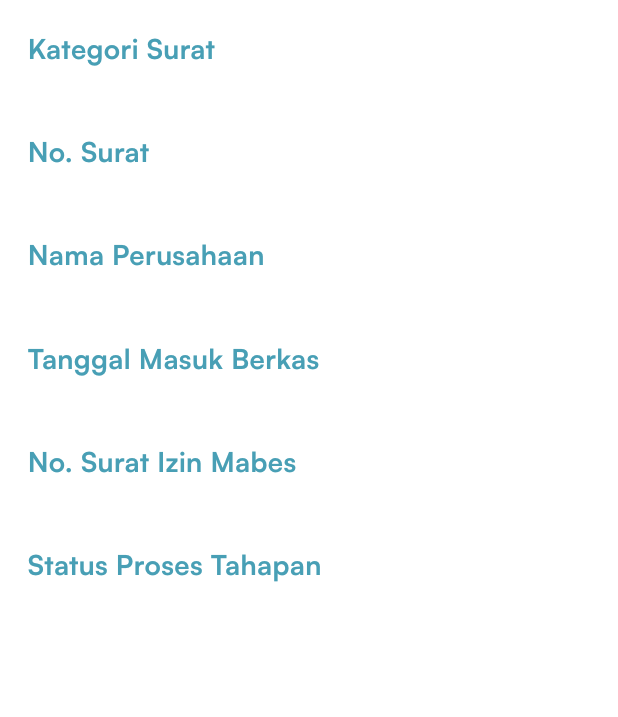
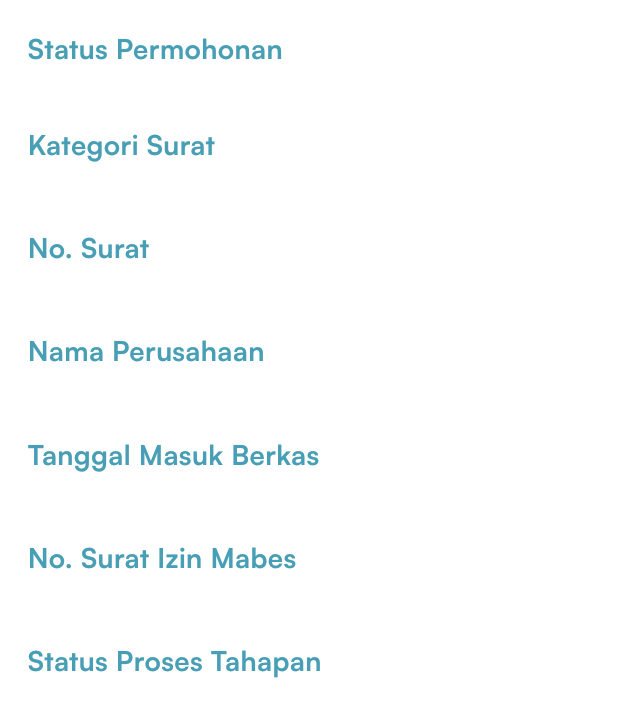
Before and after one commit to GGngodong/tracking-apps, a Flutter app: the CardDetailSurat widget shown alone on an empty page, opened directly with empty values, on a phone screen of 412 x 824 dp. Shown: the top 717 px of the screen. Run offline on Flutter 3.47's test engine with Material 3 defaults, Android fonts, the phone set to English and light mode, and no system bars; our stand-ins replace bloc, cloud_functions, connectivity_plus, dropdown_button2, easy_localization, equatable and 12 more; missing offline and left inert: flutter_downloader, syncfusion_flutter_pdfviewer; accounts and stored records are empty; network calls fail.

Commit message:
remove unused type status and font style for type status

```diff
--- a/lib/presentation/component/card_detail.dart
+++ b/lib/presentation/component/card_detail.dart
@@ -13,6 +13,7 @@ class CardDetailSurat extends StatefulWidget {
   final String namaDokumen;
   final String noSuratIzinMabes;
   final String processStatus;
+  final String uploadStatus;
   final String id;
 
   const CardDetailSurat(
@@ -24,7 +25,7 @@ class CardDetailSurat extends StatefulWidget {
       required this.namaDokumen,
       required this.noSuratIzinMabes,
       required this.id,
-      required this.processStatus});
+      required this.processStatus, required this.uploadStatus});
 
   @override
   State<CardDetailSurat> createState() => _CardDetailSuratState();
@@ -34,89 +35,6 @@ class _CardDetailSuratState extends State<CardDetailSurat> {
 
   @override
   Widget build(BuildContext context) {
-    final String typeStatus;
-    final TextStyle fontStatusStyle;
-    if (widget.processStatus == 'Draft Created') {
-      fontStatusStyle = TextStyle(
-        color: Color(0xFFD3D3D3),
-        fontWeight: FontWeight.w600,
-        fontSize: 12.sp,
-        fontFamily: 'Satoshi',
-      );
-      typeStatus = 'On Draft Created';
-    } else if (widget.processStatus == 'Archiving') {
-      fontStatusStyle = TextStyle(
-        color: Color(0xFFA9A9A9),
-        fontWeight: FontWeight.w600,
-        fontSize: 12.sp,
-        fontFamily: 'Satoshi',
-      );
-      typeStatus = 'On Archiving';
-    } else if (widget.processStatus == 'Submission') {
-      fontStatusStyle = TextStyle(
-        color: Color(0xFF007BFF),
-        fontWeight: FontWeight.w600,
-        fontSize: 12.sp,
-        fontFamily: 'Satoshi',
-      );
-      typeStatus = 'On Submission';
-    } else if (widget.processStatus == 'Verification') {
-      fontStatusStyle = TextStyle(
-        color: Color(0xFFFFFF00),
-        fontWeight: FontWeight.w600,
-        fontSize: 12.sp,
-        fontFamily: 'Satoshi',
-      );
-      typeStatus = 'On Verification';
-    } else if (widget.processStatus == 'Initial Approval') {
-      fontStatusStyle = TextStyle(
-        color: Color(0xFF90EE90),
-        fontWeight: FontWeight.w600,
-        fontSize: 12.sp,
-        fontFamily: 'Satoshi',
-      );
-      typeStatus = 'On Initial Approval';
-    } else if (widget.processStatus == 'Second Approval') {
-      fontStatusStyle = TextStyle(
-        color: Color(0xFF008000),
-        fontWeight: FontWeight.w600,
-        fontSize: 12.sp,
-        fontFamily: 'Satoshi',
-      );
-      typeStatus = 'On Second Approval';
-    } else if (widget.processStatus == 'Drafter') {
-      fontStatusStyle = TextStyle(
-        color: Color(0xFFFFA500),
-        fontWeight: FontWeight.w600,
-        fontSize: 12.sp,
-        fontFamily: 'Satoshi',
-      );
-      typeStatus = 'On Drafter';
-    } else if (widget.processStatus == 'Final Approval') {
-      fontStatusStyle = TextStyle(
-        color: Color(0xFF00FF00),
-        fontWeight: FontWeight.w600,
-        fontSize: 12.sp,
-        fontFamily: 'Satoshi',
-      );
-      typeStatus = 'On Final Approval';
-    } else if (widget.processStatus == 'Printing') {
-      fontStatusStyle = TextStyle(
-        color: Color(0xFF800080),
-        fontWeight: FontWeight.w600,
-        fontSize: 12.sp,
-        fontFamily: 'Satoshi',
-      );
-      typeStatus = 'On Printing';
-    } else {
-      fontStatusStyle = TextStyle(
-        color: Color(0xFFAF4848),
-        fontWeight: FontWeight.w600,
-        fontSize: 12.sp,
-        fontFamily: 'Satoshi',
-      );
-      typeStatus = 'No Status';
-    }
     return Container(
       width: double.infinity,
       padding: EdgeInsets.symmetric(horizontal: 16.w, vertical: 16.h),
@@ -125,6 +43,26 @@ class _CardDetailSuratState extends State<CardDetailSurat> {
         mainAxisAlignment: MainAxisAlignment.start,
         crossAxisAlignment: CrossAxisAlignment.start,
         children: [
+          Text(
+            'Status Permohonan',
+            style: TextStyle(
+              fontSize: 16.sp,
+              fontWeight: FontWeight.w600,
+              fontFamily: 'Satoshi',
+              color: AppColors.primary,
+            ),
+          ),
+          SizedBox(height: 8.h,),
+          Text(
+            widget.uploadStatus,
+            style: TextStyle(
+              fontSize: 12.sp,
+              fontWeight: FontWeight.w400,
+              fontFamily: 'Satoshi',
+              color: AppColors.lightGrey,
+            ),
+          ),
+          SizedBox(height: 8.h),
           Text(
             'Kategori Surat',
             style: TextStyle(
```
